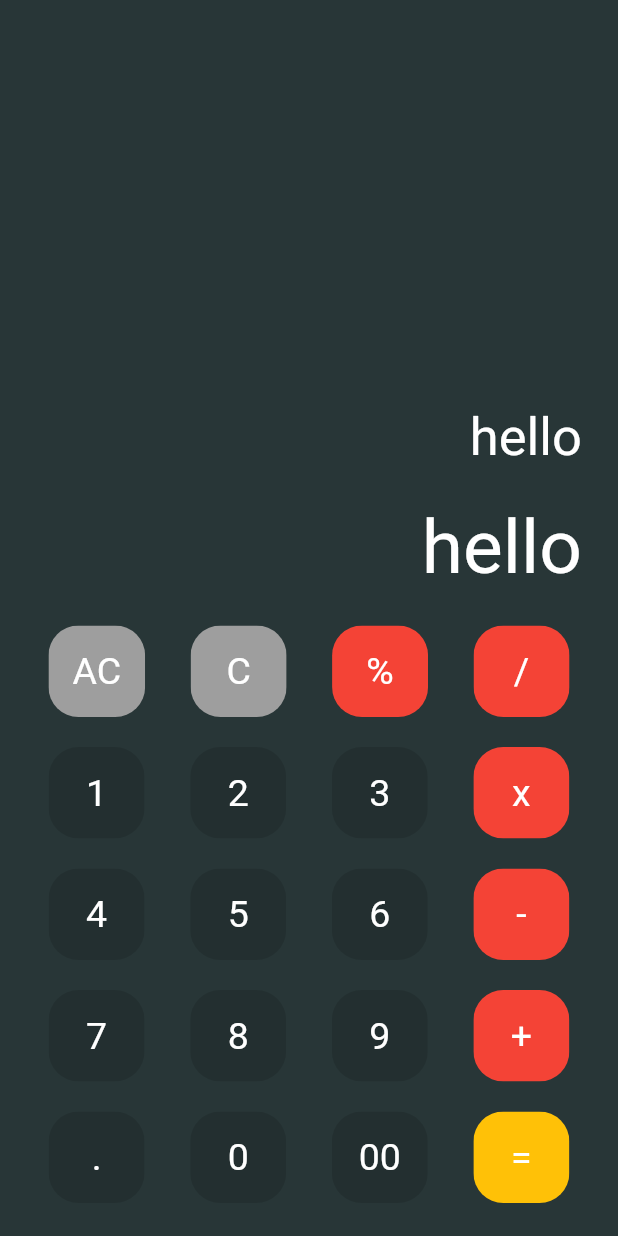
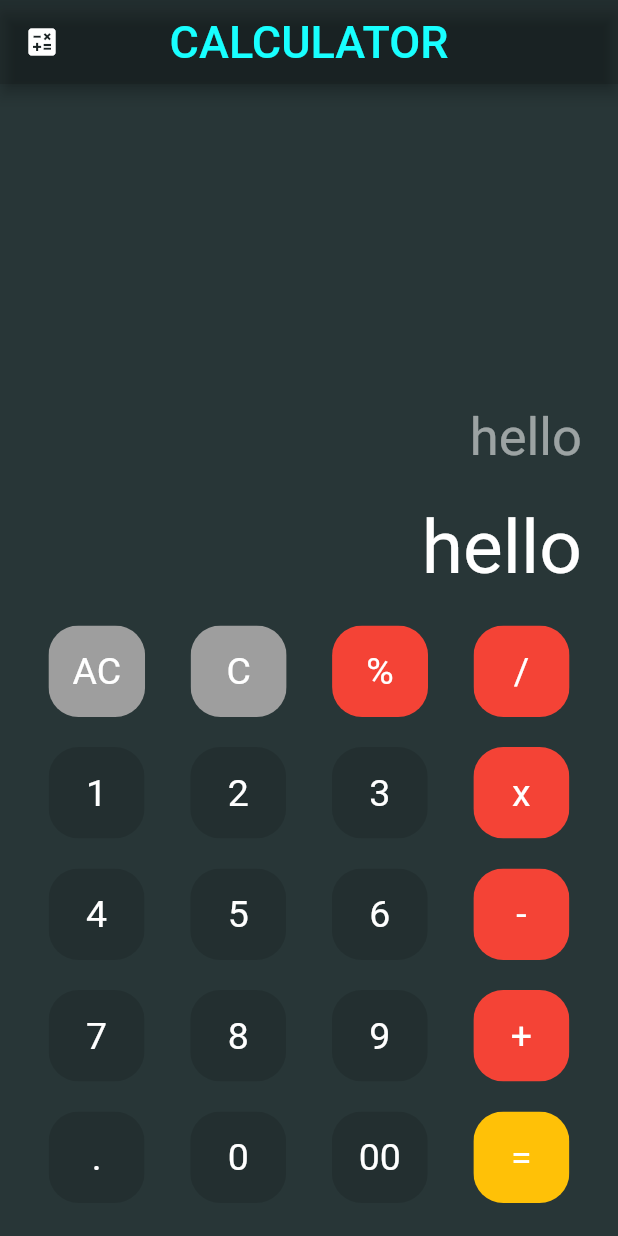
Before and after one commit to Vineeth-Kolichal/Flutter-calculator, a Flutter app: the screen it shows after launch, on a phone screen of 412 x 824 dp. Run offline on Flutter 3.47's test engine with Material 2 defaults, Android fonts, the phone set to English and light mode, and no system bars.

Commit message:
design part completed

```diff
--- a/lib/main.dart
+++ b/lib/main.dart
@@ -13,6 +13,17 @@ class CalcApp extends StatelessWidget {
     return MaterialApp(
       title: 'Calculator',
       home: Scaffold(
+        appBar: AppBar(
+          centerTitle: true,
+          leading: const Icon(
+            Icons.calculate,
+          ),
+          title: const Text(
+            'CALCULATOR',
+            style: TextStyle(fontSize: 30, color: Colors.cyanAccent),
+          ),
+          backgroundColor: Colors.black12,
+        ),
         backgroundColor: const Color(0xFF283637),
         body: Center(
           child: Container(
@@ -25,20 +36,20 @@ class CalcApp extends StatelessWidget {
                     padding: EdgeInsets.all(12),
                     child: Text(
                       'hello',
-                      style: TextStyle(color: Colors.white,fontSize: 35),
+                      style: TextStyle(color: Colors.white54, fontSize: 35),
                     ),
                   ),
-                  alignment: const Alignment(1.0,1.0),
+                  alignment: const Alignment(1.0, 1.0),
                 ),
                 Container(
                   child: const Padding(
                     padding: EdgeInsets.all(12),
                     child: Text(
                       'hello',
-                      style: TextStyle(color: Colors.white,fontSize: 50),
+                      style: TextStyle(color: Colors.white, fontSize: 50),
                     ),
                   ),
-                  alignment: const Alignment(1.0,1.0),
+                  alignment: const Alignment(1.0, 1.0),
                 ),
                 Row(
                   mainAxisAlignment: MainAxisAlignment.spaceEvenly,
```
